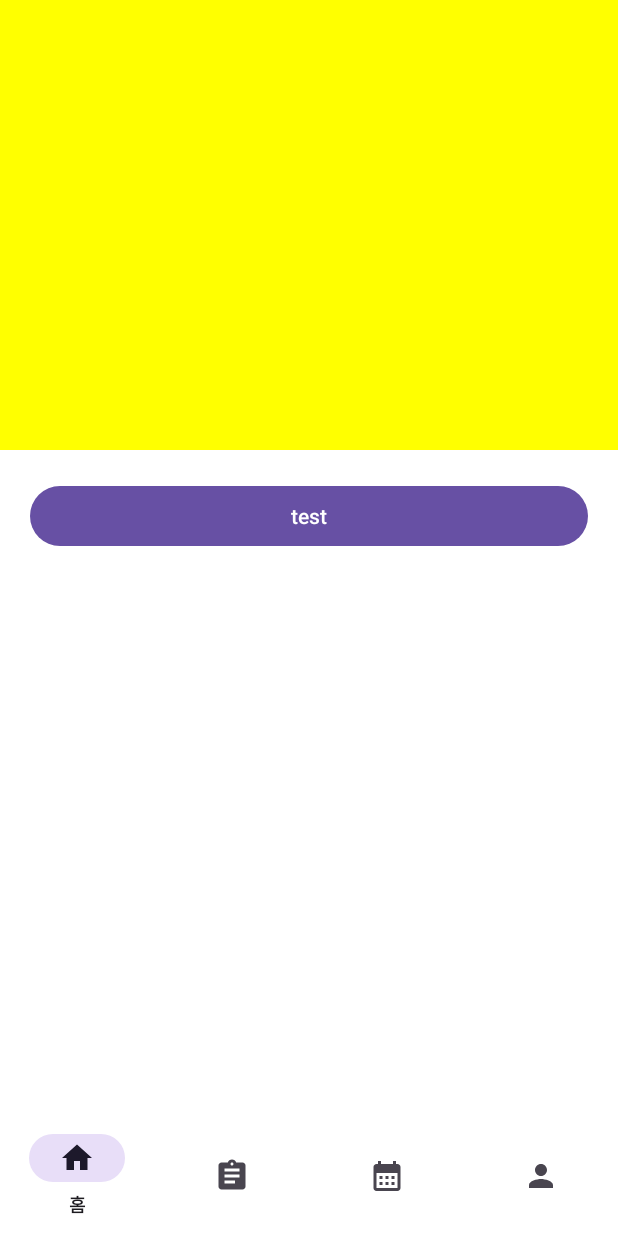
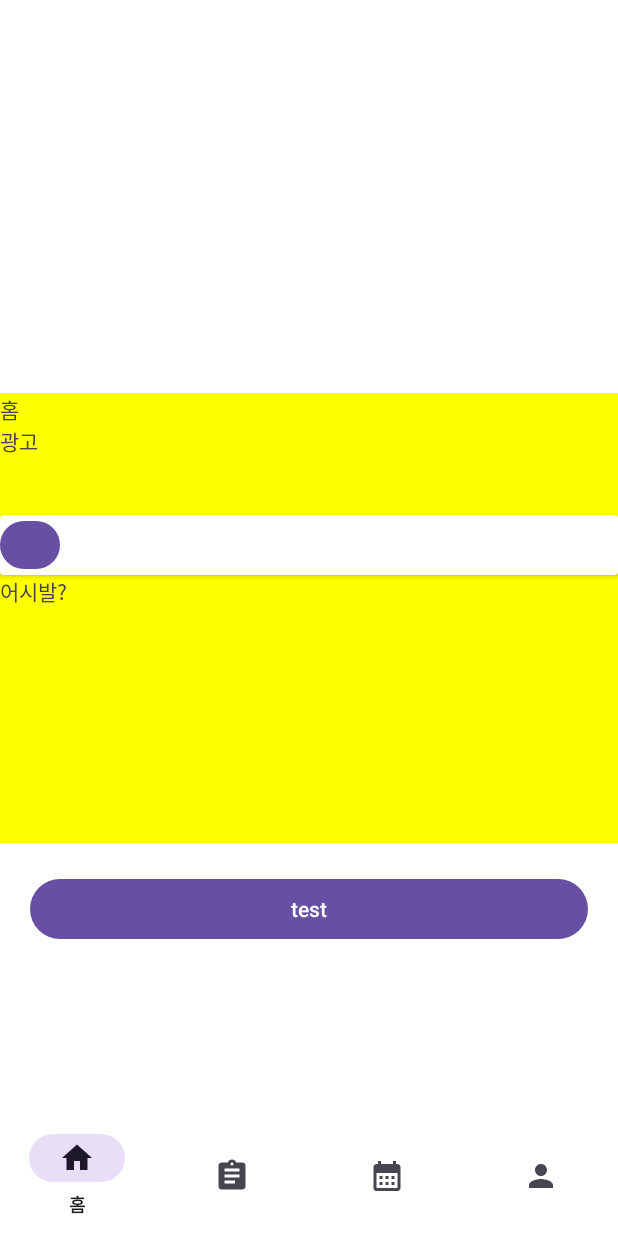
Before and after one commit to KT-Beak-Ho/Front_end, an Android app: the screen it shows after launch (MainActivity), on a phone screen of 412 x 824 dp. Run offline under Robolectric (Android 15) with nearby library versions, the phone set to English and light mode, and no system bars; our stand-ins replace navigation-ui.

Commit message:
홈화면 변경 1차
변경기능만 적용

```diff
--- a/app/src/main/java/com/example/jikgong/view/main/home/HomeJobListFragment.kt
+++ b/app/src/main/java/com/example/jikgong/view/main/home/HomeJobListFragment.kt
@@ -20,6 +20,7 @@ class HomeJobListFragment : Fragment() {
         savedInstanceState: Bundle?
     ): View? {
         // Inflate the layout for this fragment
+        // 프래그 먼트 내부에서 프래그먼트 전환하기
         binding = FragmentHomeJoblistBinding.inflate(inflater,container,false)
         binding.test.setOnClickListener {
             val currentFragment = parentFragmentManager.findFragmentById(R.id.frame_layout)
@@ -33,9 +34,6 @@ class HomeJobListFragment : Fragment() {
                 fragmentTransaction.replace(R.id.frame_layout,HomeJobListFragment())
                 fragmentTransaction.commit()
             }
-
-
-
         }
         return binding.root
     }
--- a/app/src/main/res/layout/fragment_home_joblist.xml
+++ b/app/src/main/res/layout/fragment_home_joblist.xml
@@ -13,58 +13,62 @@
         android:layout_width="match_parent"
         android:layout_height="300dp"
         app:layout_constraintTop_toTopOf="parent"
-        android:background="#FFFF00"
-        />
+        app:layout_constraintBottom_toBottomOf="parent"
+        android:background="#FFFF00">
+
+        <androidx.constraintlayout.widget.ConstraintLayout
+            android:layout_width="match_parent"
+            android:layout_height="match_parent"
+            >
+            <TextView
+                android:id="@+id/textView"
+                android:layout_width="match_parent"
+                android:layout_height="wrap_content"
+                android:text="홈" />
+
+            <TextView
+                android:id="@+id/ad"
+                android:layout_width="match_parent"
+                android:layout_height="60dp"
+                android:text="광고"
+                app:layout_constraintTop_toBottomOf="@+id/textView" />
+
+            <androidx.cardview.widget.CardView
+                android:id="@+id/filter"
+                app:layout_constraintTop_toBottomOf="@+id/ad"
+                android:layout_width="match_parent"
+                android:layout_height="wrap_content">
+                <Button
+                    android:id="@+id/one"
+                    android:layout_width="40dp"
+                    android:layout_height="40dp"
+                    android:text="test1"
+                    android:textColor="@color/white"
+                    />
+            </androidx.cardview.widget.CardView>
+
+            <TextView
+                android:id="@+id/list"
+                android:layout_width="match_parent"
+                android:layout_height="wrap_content"
+                android:text="어시발?"
+                app:layout_constraintTop_toBottomOf="@+id/filter" />
+            <androidx.viewpager2.widget.ViewPager2
+                android:id="@+id/viewPager_idol"
+                android:layout_width="match_parent"
+                android:layout_height="100dp"
+                app:layout_constraintTop_toBottomOf="@+id/textView" />
+        </androidx.constraintlayout.widget.ConstraintLayout>
+    </FrameLayout>
 
     <Button
         android:id="@+id/test"
         android:layout_width="match_parent"
         android:layout_height="wrap_content"
         android:layout_margin="20dp"
-        android:layout_marginBottom="380dp"
+        android:layout_marginTop="332dp"
         android:text="test"
         app:layout_constraintTop_toBottomOf="@+id/frame_layout"
-        app:layout_constraintVertical_bias="1.0"
-        tools:layout_editor_absoluteX="0dp" />
-
-    <!--    <TextView-->
-<!--        android:id="@+id/textView"-->
-<!--        android:layout_width="match_parent"-->
-<!--        android:layout_height="wrap_content"-->
-<!--        android:text="홈" />-->
-
-<!--    <TextView-->
-<!--        android:id="@+id/ad"-->
-<!--        android:layout_width="match_parent"-->
-<!--        android:layout_height="60dp"-->
-<!--        android:text="광고"-->
-<!--        app:layout_constraintTop_toBottomOf="@+id/textView" />-->
-
-<!--    <androidx.cardview.widget.CardView-->
-<!--        android:id="@+id/filter"-->
-<!--        app:layout_constraintTop_toBottomOf="@+id/ad"-->
-<!--        android:layout_width="match_parent"-->
-<!--        android:layout_height="wrap_content">-->
-<!--        <Button-->
-<!--            android:id="@+id/one"-->
-<!--            android:layout_width="40dp"-->
-<!--            android:layout_height="40dp"-->
-<!--            android:text="test1"-->
-<!--            android:textColor="@color/white"-->
-<!--            />-->
-<!--    </androidx.cardview.widget.CardView>-->
-
-<!--    <TextView-->
-<!--        android:id="@+id/list"-->
-<!--        android:layout_width="match_parent"-->
-<!--        android:layout_height="wrap_content"-->
-<!--        android:text="어시발?"-->
-<!--        app:layout_constraintTop_toBottomOf="@+id/filter" />-->
-<!--    <androidx.viewpager2.widget.ViewPager2-->
-<!--        android:id="@+id/viewPager_idol"-->
-<!--        android:layout_width="match_parent"-->
-<!--        android:layout_height="100dp"-->
-<!--        app:layout_constraintTop_toBottomOf="@+id/textView" />-->
-
+        tools:layout_editor_absoluteX="48dp" />
 
 </androidx.constraintlayout.widget.ConstraintLayout>
```
Also changed, not shown: 1 other file.
